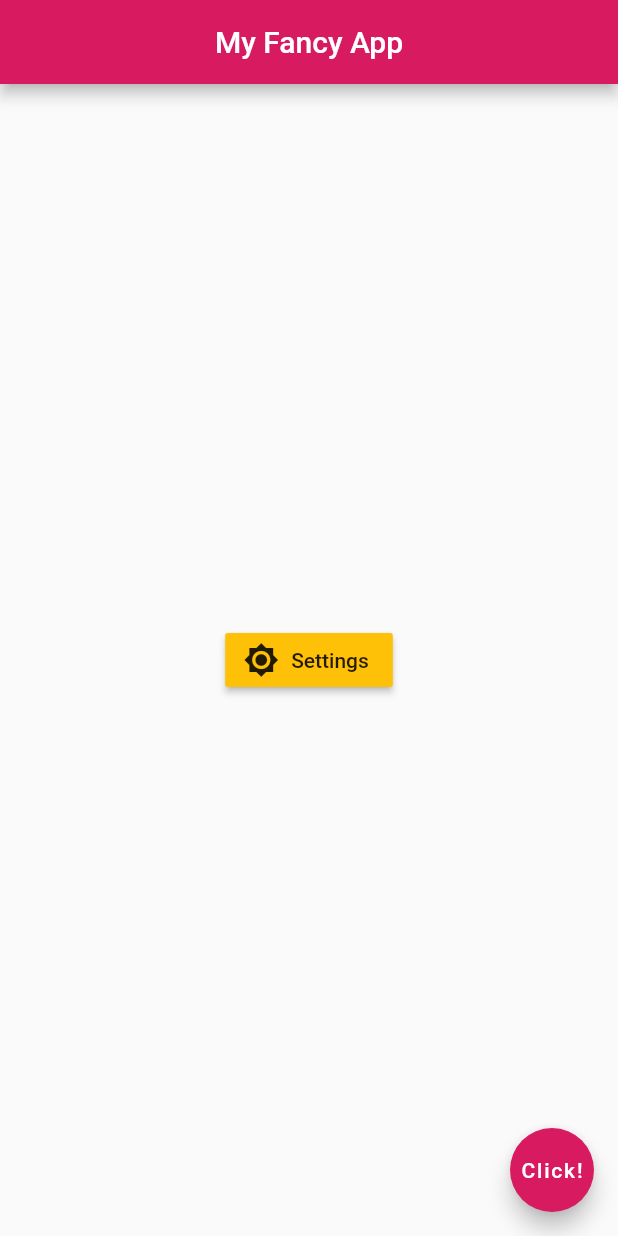
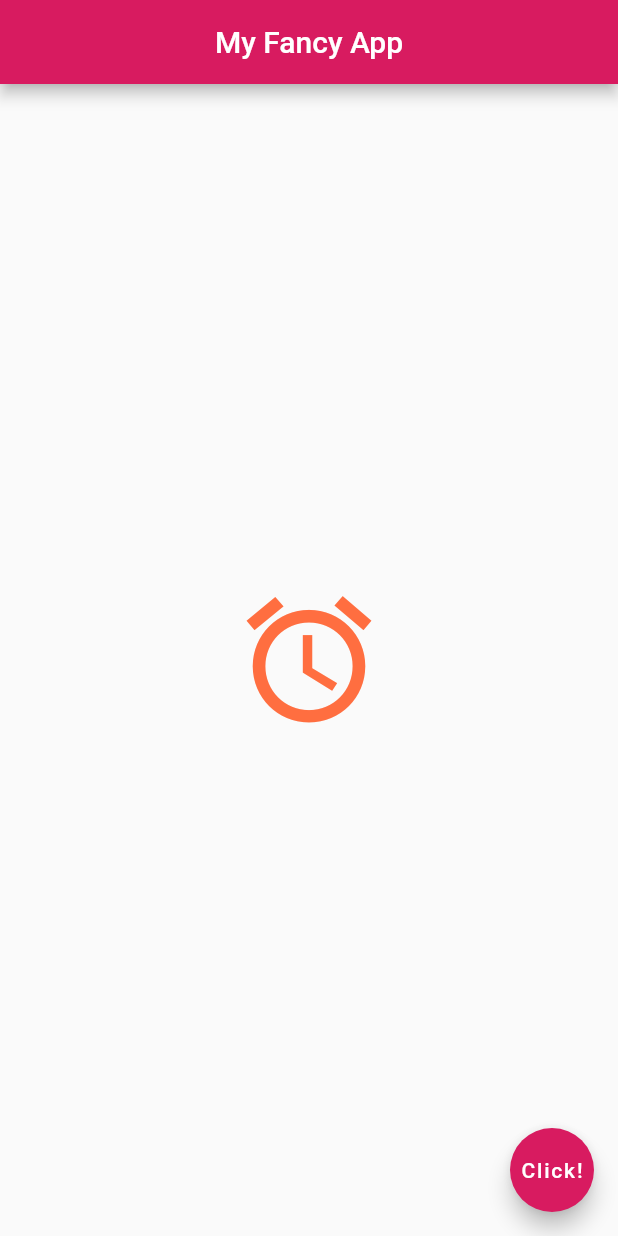
Before and after one commit to kiraci/basicAppFlutter, a Flutter app: the screen it shows after launch, on a phone screen of 412 x 824 dp. Run offline on Flutter 3.47's test engine with Material 2 defaults, Android fonts, the phone set to English and light mode, and no system bars.

Commit message:
IconButton with Console Print

```diff
--- a/basicApp/lib/main.dart
+++ b/basicApp/lib/main.dart
@@ -16,14 +16,16 @@ class MyApp extends StatelessWidget{
         backgroundColor: Colors.pink[600],
       ),
       body: Center(
-        child: RaisedButton.icon(
-            onPressed: () {},
-            icon: Icon(
-              Icons.brightness_high,
-            ),
-            label: Text( "Settings" ),
-            color: Colors.amber,
-            )
+        child: IconButton(
+          icon: Icon(
+             Icons.access_alarms
+          ),
+          onPressed: () {
+            print( "Alarm has started in console..." );
+          },
+          iconSize: 100.0,
+          color: Colors.deepOrangeAccent,
+          )
       ),
       floatingActionButton: FloatingActionButton(
         onPressed: () {},
```
